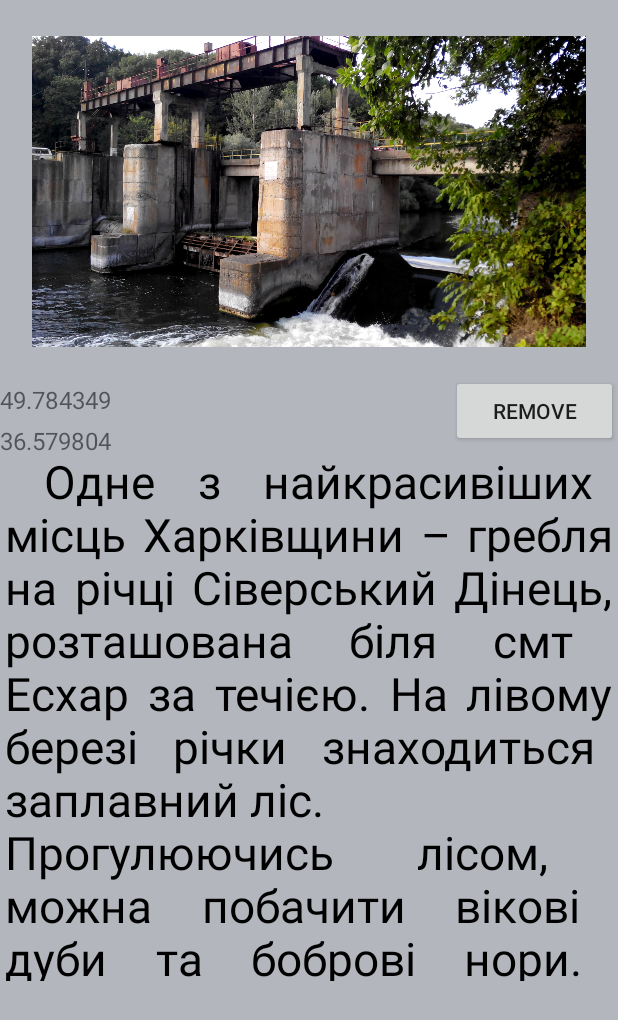
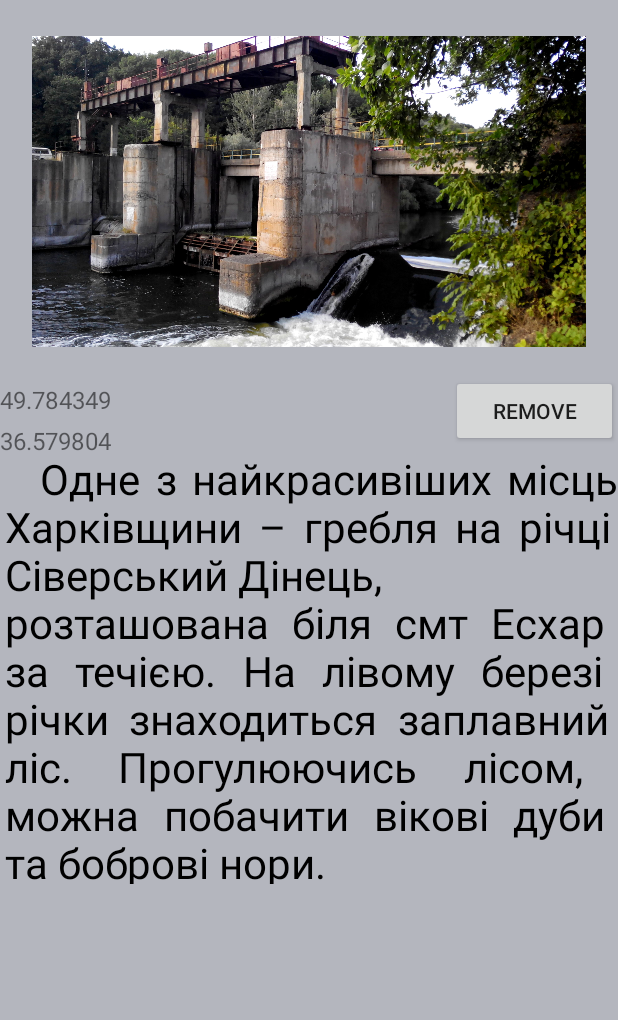
Before and after one commit to Cosmic-M/brisk-bike-navigator-app, an Android app: the PlaceFragment screen opened directly, with no data from a screen before it, on a phone screen of 412 x 824 dp. Shown: the top 1020 px of the screen. Run offline under Robolectric (Android 15) with nearby library versions, the phone set to English and light mode, and no system bars.

Commit message:
maps key was hiden

```diff
--- a/app/src/main/AndroidManifest.xml
+++ b/app/src/main/AndroidManifest.xml
@@ -32,7 +32,7 @@
 
         <meta-data
             android:name="com.google.android.geo.API_KEY"
-            android:value="AIzaSyAn4gwyt14kRunxHY1kIsGPYTeAXqWpfdo" />
+            android:value="${MAPS_API_KEY}" />
 
         <activity
             android:name=".MapsActivity"
--- a/app/src/main/java/brisk/bike/navigator/JustifiedTextView.java
+++ b/app/src/main/java/brisk/bike/navigator/JustifiedTextView.java
@@ -84,7 +84,7 @@ public class JustifiedTextView extends View {
         mPaint = new Paint(Paint.ANTI_ALIAS_FLAG);
         mPaint.setStyle(Paint.Style.FILL);
         mPaint.setAntiAlias(true);
-        mPaint.setTextSize(46);
+        mPaint.setTextSize(42);
         mFontMetrics = new Paint.FontMetricsInt();
         int b1 =  (int) Math.abs(mPaint.ascent());
         int fh =  (int) mPaint.descent() + b1;
--- a/app/src/main/java/brisk/bike/navigator/modul/DirectionFinder.java
+++ b/app/src/main/java/brisk/bike/navigator/modul/DirectionFinder.java
@@ -24,7 +24,7 @@ import java.util.List;
 public class DirectionFinder {
     private static final String TAG = "TAG";
     private static final String DIRECTION_URL_API = "https://maps.googleapis.com/maps/api/directions/json?";
-    private static final String GOOGLE_API_KEY = "AIzaSyAn4gwyt14kRunxHY1kIsGPYTeAXqWpfdo";
+    private static final String GOOGLE_API_KEY = "${MAPS_API_KEY}";
     private final String origin;
     private final String destination;
     private final DirectionFinderListener listener;
```
